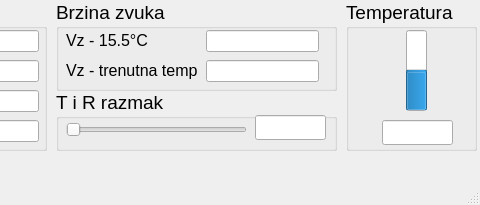
Before: the Qt Designer form Qt.ui in Zvonimir96/Ultrasonic-sensor-app, drawn with Qt 5; both pictures show x 234 to 714 and y 0 to 205 of the 714 by 205 pixel window.
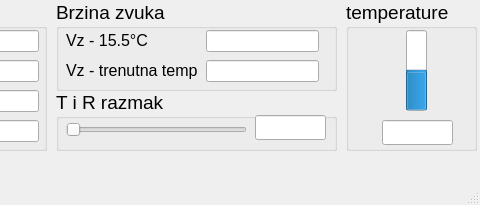
After: the same form once the commit is applied.

Diff of the .ui file:
```diff
--- a/Qt.ui
+++ b/Qt.ui
@@ -277,7 +277,7 @@
      </font>
     </property>
     <property name="title">
-     <string>Temperatura</string>
+     <string>temperature</string>
     </property>
     <widget class="QLineEdit" name="text_bmp">
      <property name="geometry">
```
Left out of the diff: 14 changed lines with no effect on the pictures.
